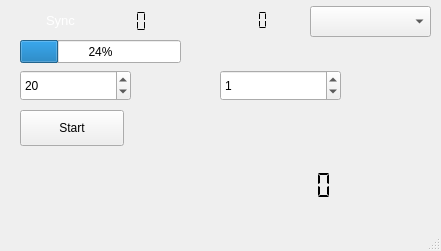
The window that forms/dabscanner.ui (JvanKatwijk/dab-scanner) describes before a commit, drawn with Qt 5.
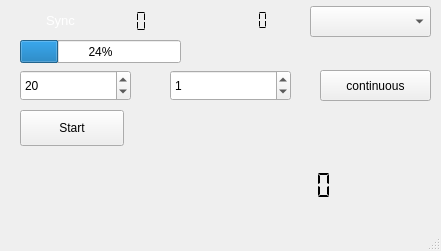
The same window after the commit.

Commit message: added continuous scanning button

Patch:
```diff
--- a/forms/dabscanner.ui
+++ b/forms/dabscanner.ui
@@ -274,7 +274,7 @@
    <widget class="QSpinBox" name="nrCycles">
     <property name="geometry">
      <rect>
-      <x>220</x>
+      <x>170</x>
       <y>70</y>
       <width>121</width>
       <height>31</height>
@@ -318,6 +318,19 @@
      </rect>
     </property>
    </widget>
+   <widget class="QPushButton" name="continuousButton">
+    <property name="geometry">
+     <rect>
+      <x>320</x>
+      <y>70</y>
+      <width>111</width>
+      <height>31</height>
+     </rect>
+    </property>
+    <property name="text">
+     <string>continuous</string>
+    </property>
+   </widget>
   </widget>
   <widget class="QStatusBar" name="statusbar"/>
  </widget>
```
The commit also changes 4 other files.
